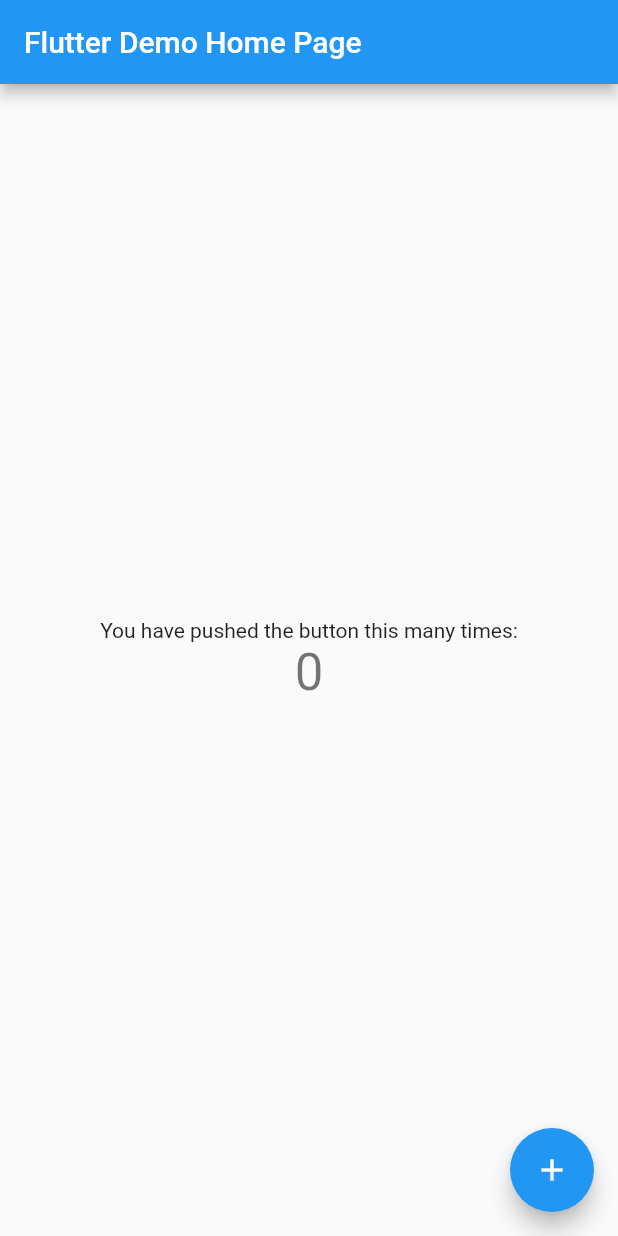
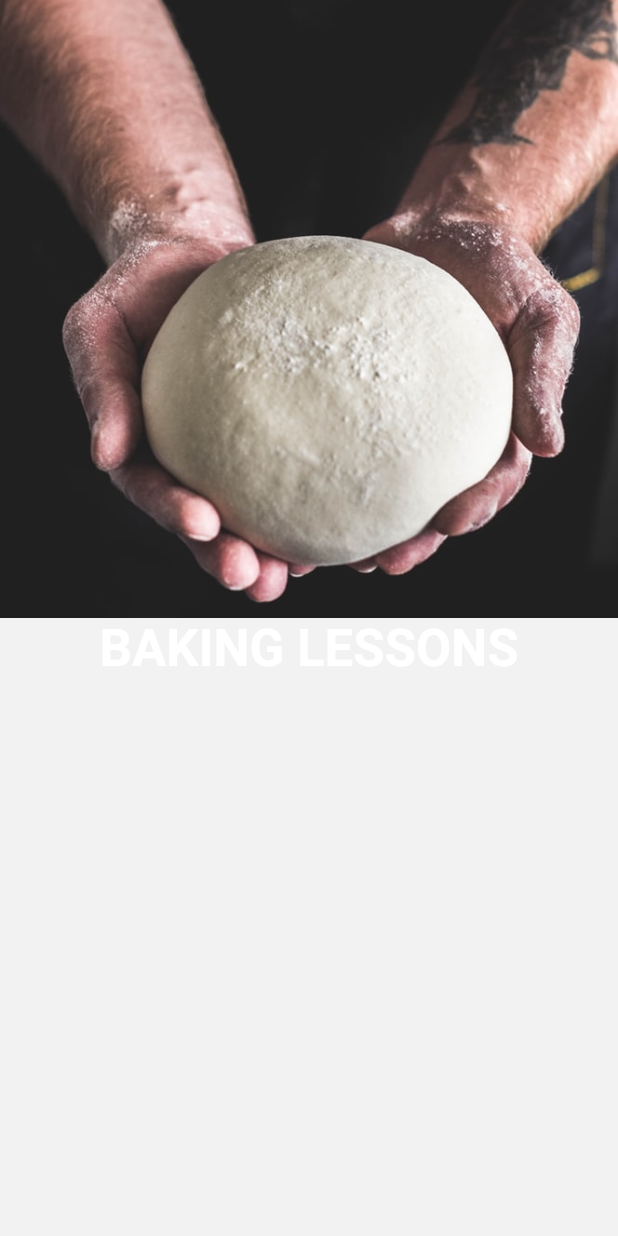
Before and after one commit to paolacardonas7/dojo-flutter, a Flutter app: the screen it shows after launch, on a phone screen of 412 x 824 dp. Run offline on Flutter 3.47's test engine with Material 2 defaults, Android fonts, the phone set to English and light mode, and no system bars.

Commit message:
Creación de la clase Saludo.dart

```diff
--- /dev/null
+++ b/lib/constants/constants.dart
@@ -0,0 +1,4 @@
+import 'package:flutter/material.dart';
+
+const backgroundColor = Color(0xF202020);
+const primary = Color(0xFFFFBD73);
--- a/lib/main.dart
+++ b/lib/main.dart
@@ -1,3 +1,5 @@
+import 'package:dojo_flutter/constants/constants.dart';
+import 'package:dojo_flutter/pages/principal_screen.dart';
 import 'package:flutter/material.dart';
 
 void main() {
@@ -5,113 +7,30 @@ void main() {
 }
 
 class MyApp extends StatelessWidget {
-  // This widget is the root of your application.
   @override
   Widget build(BuildContext context) {
     return MaterialApp(
-      title: 'Flutter Demo',
+      title: 'Demo dojo Flutter',
       theme: ThemeData(
-        // This is the theme of your application.
-        //
-        // Try running your application with "flutter run". You'll see the
-        // application has a blue toolbar. Then, without quitting the app, try
-        // changing the primarySwatch below to Colors.green and then invoke
-        // "hot reload" (press "r" in the console where you ran "flutter run",
-        // or simply save your changes to "hot reload" in a Flutter IDE).
-        // Notice that the counter didn't reset back to zero; the application
-        // is not restarted.
-        primarySwatch: Colors.blue,
-        // This makes the visual density adapt to the platform that you run
-        // the app on. For desktop platforms, the controls will be smaller and
-        // closer together (more dense) than on mobile platforms.
-        visualDensity: VisualDensity.adaptivePlatformDensity,
+        brightness: Brightness.dark,
+        primaryColor: primary,
+        scaffoldBackgroundColor: backgroundColor,
+        textTheme: TextTheme(
+          headline4:
+              TextStyle(color: Colors.white, fontWeight: FontWeight.bold),
+          headline5:
+              TextStyle(color: Colors.white, fontWeight: FontWeight.normal),
+          button: TextStyle(color: primary),
+        ),
+        inputDecorationTheme: InputDecorationTheme(
+          enabledBorder: UnderlineInputBorder(
+            borderSide: BorderSide(
+              color: Colors.white.withOpacity(0.2),
+            ),
+          ),
+        ),
       ),
-      home: MyHomePage(title: 'Flutter Demo Home Page'),
+      home: PrincipalScreen(),
     );
   }
 }
-
-class MyHomePage extends StatefulWidget {
-  MyHomePage({Key key, this.title}) : super(key: key);
-
-  // This widget is the home page of your application. It is stateful, meaning
-  // that it has a State object (defined below) that contains fields that affect
-  // how it looks.
-
-  // This class is the configuration for the state. It holds the values (in this
-  // case the title) provided by the parent (in this case the App widget) and
-  // used by the build method of the State. Fields in a Widget subclass are
-  // always marked "final".
-
-  final String title;
-
-  @override
-  _MyHomePageState createState() => _MyHomePageState();
-}
-
-class _MyHomePageState extends State<MyHomePage> {
-  int _counter = 0;
-
-  void _incrementCounter() {
-    setState(() {
-      // This call to setState tells the Flutter framework that something has
-      // changed in this State, which causes it to rerun the build method below
-      // so that the display can reflect the updated values. If we changed
-      // _counter without calling setState(), then the build method would not be
-      // called again, and so nothing would appear to happen.
-      _counter++;
-    });
-  }
-
-  @override
-  Widget build(BuildContext context) {
-    // This method is rerun every time setState is called, for instance as done
-    // by the _incrementCounter method above.
-    //
-    // The Flutter framework has been optimized to make rerunning build methods
-    // fast, so that you can just rebuild anything that needs updating rather
-    // than having to individually change instances of widgets.
-    return Scaffold(
-      appBar: AppBar(
-        // Here we take the value from the MyHomePage object that was created by
-        // the App.build method, and use it to set our appbar title.
-        title: Text(widget.title),
-      ),
-      body: Center(
-        // Center is a layout widget. It takes a single child and positions it
-        // in the middle of the parent.
-        child: Column(
-          // Column is also a layout widget. It takes a list of children and
-          // arranges them vertically. By default, it sizes itself to fit its
-          // children horizontally, and tries to be as tall as its parent.
-          //
-          // Invoke "debug painting" (press "p" in the console, choose the
-          // "Toggle Debug Paint" action from the Flutter Inspector in Android
-          // Studio, or the "Toggle Debug Paint" command in Visual Studio Code)
-          // to see the wireframe for each widget.
-          //
-          // Column has various properties to control how it sizes itself and
-          // how it positions its children. Here we use mainAxisAlignment to
-          // center the children vertically; the main axis here is the vertical
-          // axis because Columns are vertical (the cross axis would be
-          // horizontal).
-          mainAxisAlignment: MainAxisAlignment.center,
-          children: <Widget>[
-            Text(
-              'You have pushed the button this many times:',
-            ),
-            Text(
-              '$_counter',
-              style: Theme.of(context).textTheme.headline4,
-            ),
-          ],
-        ),
-      ),
-      floatingActionButton: FloatingActionButton(
-        onPressed: _incrementCounter,
-        tooltip: 'Increment',
-        child: Icon(Icons.add),
-      ), // This trailing comma makes auto-formatting nicer for build methods.
-    );
-  }
-}
--- /dev/null
+++ b/lib/pages/principal_screen.dart
@@ -0,0 +1,38 @@
+import 'package:flutter/material.dart';
+
+class PrincipalScreen extends StatelessWidget {
+  @override
+  Widget build(BuildContext context) {
+    return Scaffold(
+      body: Column(
+        children: <Widget>[
+          Expanded(
+            child: Container(
+              decoration: BoxDecoration(
+                image: DecorationImage(
+                    image: AssetImage('assets/perosn.jpg'), fit: BoxFit.cover),
+              ),
+            ),
+          ),
+          Expanded(
+            child: Column(
+              mainAxisAlignment: MainAxisAlignment.spaceBetween,
+              children: <Widget>[
+                RichText(
+                  textAlign: TextAlign.center,
+                  text: TextSpan(
+                    children: [
+                      TextSpan(
+                          text: "BAKING LESSONS\n",
+                          style: Theme.of(context).textTheme.headline4),
+                    ],
+                  ),
+                ),
+              ],
+            ),
+          )
+        ],
+      ),
+    );
+  }
+}
--- /dev/null
+++ b/lib/saludo.dart
@@ -0,0 +1,8 @@
+import 'package:flutter/material.dart';
+
+class Saludo extends StatelessWidget {
+  @override
+  Widget build(BuildContext context) {
+    return Scaffold();
+  }
+}
--- a/pubspec.yaml
+++ b/pubspec.yaml
@@ -45,8 +45,8 @@ flutter:
   uses-material-design: true
 
   # To add assets to your application, add an assets section, like this:
-  # assets:
-  #   - images/a_dot_burr.jpeg
+  assets:
+     - assets/perosn.jpg
   #   - images/a_dot_ham.jpeg
 
   # An image asset can refer to one or more resolution-specific "variants", see
```
Also changed, not shown: assets/perosn.jpg (added).
